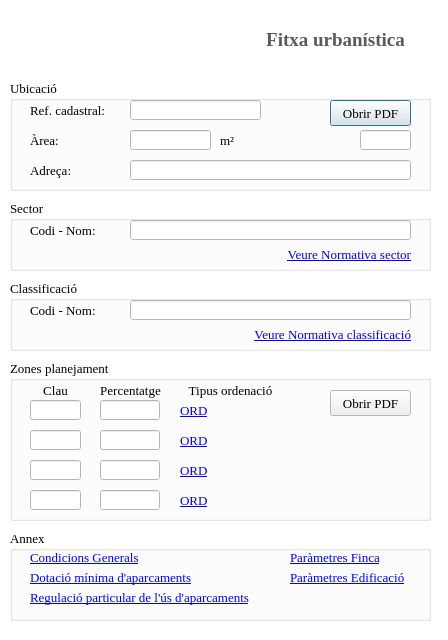
Qt form src/form.ui (daviderill/gis_sjv) before a commit.
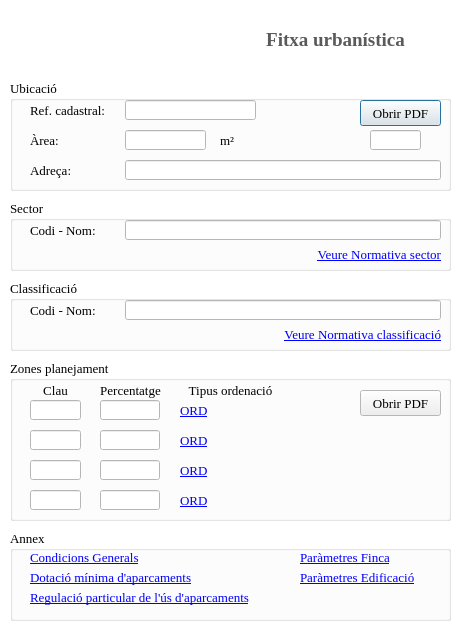
The same form after that commit. Icons and pictures are not drawn.

Commit message: Add 'adreça' Bug fix in HTML link

```diff
--- a/src/form.ui
+++ b/src/form.ui
@@ -9,7 +9,7 @@
    <rect>
     <x>0</x>
     <y>0</y>
-    <width>448</width>
+    <width>464</width>
     <height>640</height>
    </rect>
   </property>
@@ -283,7 +283,7 @@
     <rect>
      <x>10</x>
      <y>80</y>
-     <width>421</width>
+     <width>441</width>
      <height>111</height>
     </rect>
    </property>
@@ -299,7 +299,7 @@
    <widget class="QPushButton" name="btnParcelaPdf">
     <property name="geometry">
      <rect>
-      <x>320</x>
+      <x>350</x>
       <y>20</y>
       <width>81</width>
       <height>26</height>
@@ -351,7 +351,7 @@
    <widget class="QLineEdit" name="refcat">
     <property name="geometry">
      <rect>
-      <x>120</x>
+      <x>115</x>
       <y>20</y>
       <width>131</width>
       <height>20</height>
@@ -361,7 +361,7 @@
    <widget class="QLineEdit" name="area">
     <property name="geometry">
      <rect>
-      <x>120</x>
+      <x>115</x>
       <y>50</y>
       <width>81</width>
       <height>20</height>
@@ -371,7 +371,7 @@
    <widget class="QLineEdit" name="ninterno">
     <property name="geometry">
      <rect>
-      <x>350</x>
+      <x>360</x>
       <y>50</y>
       <width>51</width>
       <height>20</height>
@@ -397,9 +397,9 @@
     </property>
     <property name="geometry">
      <rect>
-      <x>120</x>
+      <x>115</x>
       <y>80</y>
-      <width>281</width>
+      <width>316</width>
       <height>20</height>
      </rect>
     </property>
@@ -410,7 +410,7 @@
     <rect>
      <x>10</x>
      <y>360</y>
-     <width>421</width>
+     <width>441</width>
      <height>161</height>
     </rect>
    </property>
@@ -494,7 +494,7 @@
    <widget class="QPushButton" name="btnClauPdf_1">
     <property name="geometry">
      <rect>
-      <x>320</x>
+      <x>350</x>
       <y>30</y>
       <width>81</width>
       <height>26</height>
@@ -682,7 +682,7 @@
     <rect>
      <x>10</x>
      <y>530</y>
-     <width>421</width>
+     <width>441</width>
      <height>91</height>
     </rect>
    </property>
@@ -726,7 +726,7 @@
    <widget class="QLabel" name="lblParamFinca">
     <property name="geometry">
      <rect>
-      <x>280</x>
+      <x>290</x>
       <y>20</y>
       <width>121</width>
       <height>16</height>
@@ -754,7 +754,7 @@
    <widget class="QLabel" name="lblParamEdificacio">
     <property name="geometry">
      <rect>
-      <x>280</x>
+      <x>290</x>
       <y>40</y>
       <width>141</width>
       <height>16</height>
@@ -860,7 +860,7 @@
     <rect>
      <x>10</x>
      <y>200</y>
-     <width>421</width>
+     <width>441</width>
      <height>71</height>
     </rect>
    </property>
@@ -878,19 +878,24 @@
     </property>
     <property name="geometry">
      <rect>
-      <x>120</x>
+      <x>115</x>
       <y>20</y>
-      <width>281</width>
+      <width>316</width>
       <height>20</height>
      </rect>
     </property>
+    <property name="font">
+     <font>
+      <pointsize>9</pointsize>
+     </font>
+    </property>
    </widget>
    <widget class="QLabel" name="lblSector">
     <property name="geometry">
      <rect>
       <x>250</x>
       <y>45</y>
-      <width>151</width>
+      <width>181</width>
       <height>20</height>
      </rect>
     </property>
@@ -935,7 +940,7 @@
     <rect>
      <x>10</x>
      <y>280</y>
-     <width>421</width>
+     <width>441</width>
      <height>71</height>
     </rect>
    </property>
@@ -953,19 +958,24 @@
     </property>
     <property name="geometry">
      <rect>
-      <x>120</x>
+      <x>115</x>
       <y>20</y>
-      <width>281</width>
+      <width>316</width>
       <height>20</height>
      </rect>
     </property>
+    <property name="font">
+     <font>
+      <pointsize>9</pointsize>
+     </font>
+    </property>
    </widget>
    <widget class="QLabel" name="lblClass">
     <property name="geometry">
      <rect>
       <x>210</x>
       <y>45</y>
-      <width>191</width>
+      <width>221</width>
       <height>20</height>
      </rect>
     </property>
```
Left out of the diff: 2 changed lines with no effect on the pictures. The commit also changes 1 other file.
